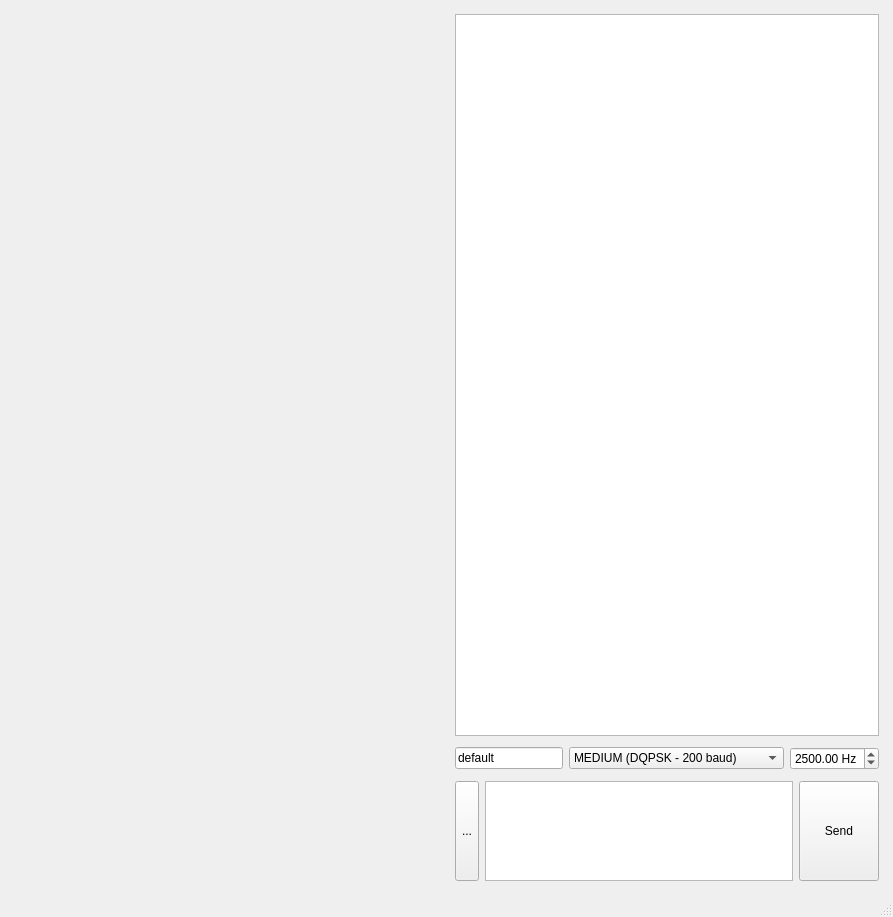
BimBim134/vibe-audioModem, file src/UI/pyqt/main_window.ui: the form before one commit.
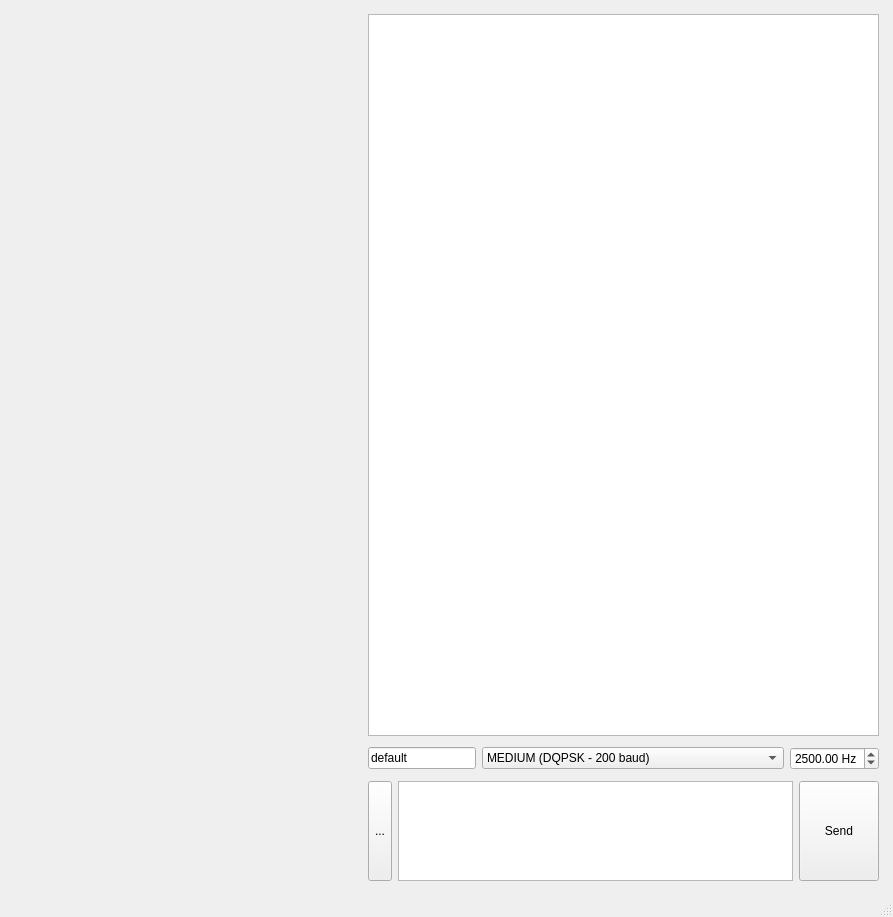
The form after the commit.

Commit message: updated graphics using qss stylesheet

```diff
--- a/src/UI/pyqt/main_window.ui
+++ b/src/UI/pyqt/main_window.ui
@@ -14,7 +14,7 @@
    <string>MainWindow</string>
   </property>
   <widget class="QWidget" name="GlobalContainer">
-   <layout class="QHBoxLayout" name="horizontalLayout" stretch="1,1">
+   <layout class="QHBoxLayout" name="horizontalLayout" stretch="2,3">
     <item>
      <widget class="QFrame" name="SignalVisualizationContainer">
       <property name="frameShape">
@@ -23,7 +23,7 @@
       <property name="frameShadow">
        <enum>QFrame::Plain</enum>
       </property>
-      <layout class="QGridLayout" name="gridLayout">
+      <layout class="QGridLayout" name="gridLayout" rowstretch="1,3" columnstretch="2,1">
        <property name="leftMargin">
         <number>5</number>
        </property>
@@ -47,10 +47,23 @@
         </widget>
        </item>
        <item row="0" column="1">
-        <widget class="QWidget" name="constellationDiagramPlaceholder" native="true"/>
+        <widget class="QWidget" name="constellationDiagramPlaceholder" native="true">
+         <property name="sizePolicy">
+          <sizepolicy hsizetype="Preferred" vsizetype="Preferred">
+           <horstretch>0</horstretch>
+           <verstretch>0</verstretch>
+          </sizepolicy>
+         </property>
+        </widget>
        </item>
        <item row="1" column="0" colspan="2">
         <widget class="QWidget" name="spectrogramPlaceholder" native="true">
+         <property name="sizePolicy">
+          <sizepolicy hsizetype="Preferred" vsizetype="Preferred">
+           <horstretch>0</horstretch>
+           <verstretch>0</verstretch>
+          </sizepolicy>
+         </property>
          <property name="minimumSize">
           <size>
            <width>100</width>
@@ -102,7 +115,7 @@
            <rect>
             <x>0</x>
             <y>0</y>
-            <width>424</width>
+            <width>511</width>
             <height>732</height>
            </rect>
           </property>
@@ -120,7 +133,7 @@
             <number>5</number>
            </property>
            <item>
-            <widget class="QPlainTextEdit" name="MessagesBoards">
+            <widget class="QTextEdit" name="MessagesBoards">
              <property name="sizePolicy">
               <sizepolicy hsizetype="Expanding" vsizetype="Expanding">
                <horstretch>0</horstretch>
```
The commit also changes 2 other files.
